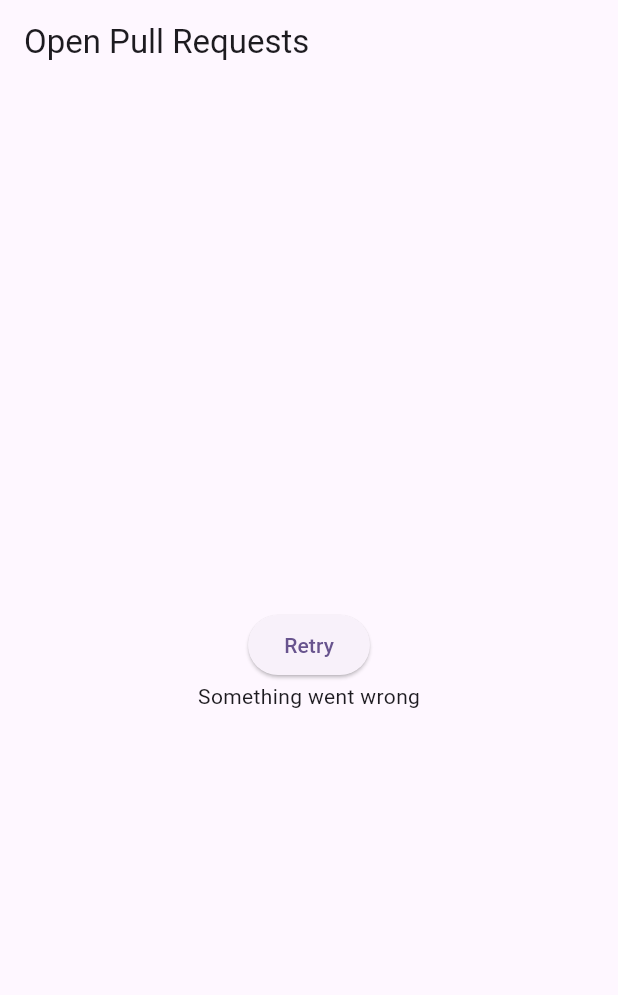
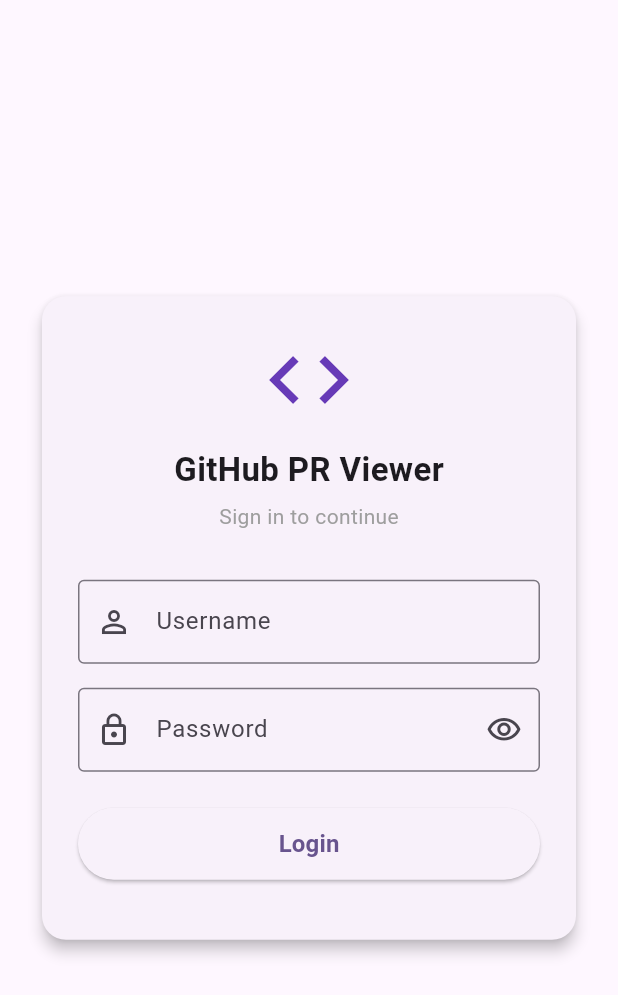
Before and after one commit to thisismanishrajput/github-pr-viewer, a Flutter app: the screen it shows after launch, on a phone screen of 412 x 824 dp. Shown: the top 995 px of the screen. Run offline on Flutter 3.47's test engine with Material 3 defaults, Android fonts, the phone set to English and light mode, and no system bars; our stand-ins replace animate_do, dio, equatable, flutter_bloc, flutter_secure_storage, get_it.

Commit message:
Added login functionality

```diff
--- /dev/null
+++ b/lib/app_entry_point.dart
@@ -0,0 +1,33 @@
+import 'package:flutter/material.dart';
+import 'package:flutter_bloc/flutter_bloc.dart';
+
+import 'features/auth/presentation/bloc/auth_bloc.dart';
+import 'features/auth/presentation/bloc/auth_state.dart';
+import 'features/auth/presentation/view/login_screen.dart';
+import 'features/pr-viewer/presentation/view/pr_viewer_screen.dart';
+
+class AppEntryPoint extends StatelessWidget {
+  const AppEntryPoint({super.key});
+
+  @override
+  Widget build(BuildContext context) {
+    return BlocBuilder<AuthBloc, AuthState>(
+      builder: (context, state) {
+        switch (state.status) {
+          case AuthStatus.loading:
+          case AuthStatus.initial:
+            return const Scaffold(
+              body: Center(child: CircularProgressIndicator()),
+            );
+
+          case AuthStatus.authenticated:
+            return const PullRequestScreen();
+
+          case AuthStatus.unauthenticated:
+          case AuthStatus.failure:
+            return const LoginScreen();
+        }
+      },
+    );
+  }
+}
--- /dev/null
+++ b/lib/features/auth/data/model/pr_viewer_model.dart
@@ -0,0 +1,47 @@
+class PullRequest {
+  final String? title;
+  final String? body;
+  final User? user;
+  final DateTime? createdAt;
+
+  PullRequest({
+    this.title,
+    this.body,
+    this.user,
+    this.createdAt,
+  });
+
+  factory PullRequest.fromJson(Map<String, dynamic> json) => PullRequest(
+    title: json["title"],
+    body: json["body"],
+    user: json["user"] == null ? null : User.fromJson(json["user"]),
+    createdAt: json["created_at"] == null ? null : DateTime.parse(json["created_at"]),
+  );
+
+  Map<String, dynamic> toJson() => {
+    "title": title,
+    "body": body,
+    "user": user?.toJson(),
+    "created_at": createdAt?.toIso8601String(),
+  };
+  // Helper method to parse list of pull requests
+  static List<PullRequest> fromJsonList(List<dynamic> jsonList) {
+    return jsonList.map((json) => PullRequest.fromJson(json as Map<String, dynamic>)).toList();
+  }
+}
+
+class User {
+  final String? login;
+
+  User({
+    this.login,
+  });
+
+  factory User.fromJson(Map<String, dynamic> json) => User(
+    login: json["login"],
+  );
+
+  Map<String, dynamic> toJson() => {
+    "login": login,
+  };
+}
--- /dev/null
+++ b/lib/features/auth/domain/repo/auth_repo.dart
@@ -0,0 +1,9 @@
+abstract class AuthRepo {
+  Future<bool> login({required String username, required String password});
+
+  Future<void> logout();
+
+  Future<bool> isLoggedIn();
+
+  Future<String?> getToken();
+}
--- /dev/null
+++ b/lib/features/auth/presentation/bloc/auth_event.dart
@@ -0,0 +1,12 @@
+abstract class AuthEvent {}
+
+class LoginRequested extends AuthEvent {
+  final String username;
+  final String password;
+
+  LoginRequested(this.username, this.password);
+}
+
+class LogoutRequested extends AuthEvent {}
+
+class CheckLoginStatus extends AuthEvent {}
--- /dev/null
+++ b/lib/features/auth/presentation/bloc/auth_state.dart
@@ -0,0 +1,29 @@
+
+
+enum StateUpdateStatus { none, updating, success, failed }
+
+enum AuthStatus { initial, loading, authenticated, unauthenticated, failure }
+
+class AuthState {
+  final AuthStatus status;
+  final String? token;
+  final String? error;
+
+  const AuthState({
+    this.status = AuthStatus.initial,
+    this.token,
+    this.error,
+  });
+
+  AuthState copyWith({
+    AuthStatus? status,
+    String? token,
+    String? error,
+  }) {
+    return AuthState(
+      status: status ?? this.status,
+      token: token ?? this.token,
+      error: error,
+    );
+  }
+}
--- /dev/null
+++ b/lib/features/auth/presentation/view/login_screen.dart
@@ -0,0 +1,134 @@
+import 'package:flutter/material.dart';
+import 'package:flutter_bloc/flutter_bloc.dart';
+import '../bloc/auth_bloc.dart';
+import '../bloc/auth_event.dart';
+import '../bloc/auth_state.dart';
+
+class LoginScreen extends StatefulWidget {
+  const LoginScreen({super.key});
+
+  @override
+  State<LoginScreen> createState() => _LoginScreenState();
+}
+
+class _LoginScreenState extends State<LoginScreen> {
+  final _formKey = GlobalKey<FormState>();
+  final _usernameController = TextEditingController();
+  final _passwordController = TextEditingController();
+
+  bool _obscurePassword = true;
+
+  @override
+  void dispose() {
+    _usernameController.dispose();
+    _passwordController.dispose();
+    super.dispose();
+  }
+
+  void _onLoginPressed() {
+    if (!_formKey.currentState!.validate()) return;
+
+    context.read<AuthBloc>().add(LoginRequested(_usernameController.text.trim(), _passwordController.text));
+  }
+
+  @override
+  Widget build(BuildContext context) {
+    return Scaffold(
+      body: BlocConsumer<AuthBloc, AuthState>(
+        listener: (context, state) {
+          if (state.status == AuthStatus.failure) {
+            ScaffoldMessenger.of(context).showSnackBar(SnackBar(content: Text(state.error ?? 'Login failed')));
+          }
+        },
+        builder: (context, state) {
+          return SafeArea(
+            child: Center(
+              child: SingleChildScrollView(
+                padding: const EdgeInsets.all(24),
+                child: Card(
+                  elevation: 4,
+                  shape: RoundedRectangleBorder(borderRadius: BorderRadius.circular(16)),
+                  child: Padding(
+                    padding: const EdgeInsets.all(24),
+                    child: Form(
+                      key: _formKey,
+                      child: Column(
+                        mainAxisSize: MainAxisSize.min,
+                        children: [
+                          const Icon(Icons.code, size: 64, color: Colors.deepPurple),
+
+                          const SizedBox(height: 12),
+
+                          const Text('GitHub PR Viewer', style: TextStyle(fontSize: 22, fontWeight: FontWeight.w600)),
+
+                          const SizedBox(height: 6),
+
+                          const Text('Sign in to continue', style: TextStyle(color: Colors.grey)),
+
+                          const SizedBox(height: 32),
+
+                          TextFormField(
+                            controller: _usernameController,
+                            decoration: const InputDecoration(labelText: 'Username', prefixIcon: Icon(Icons.person_outline), border: OutlineInputBorder()),
+                            validator: (value) {
+                              if (value == null || value.trim().isEmpty) {
+                                return 'Username is required';
+                              }
+                              return null;
+                            },
+                          ),
+
+                          const SizedBox(height: 16),
+
+                          TextFormField(
+                            controller: _passwordController,
+                            obscureText: _obscurePassword,
+                            decoration: InputDecoration(
+                              labelText: 'Password',
+                              prefixIcon: const Icon(Icons.lock_outline),
+                              suffixIcon: IconButton(
+                                icon: Icon(_obscurePassword ? Icons.visibility_outlined : Icons.visibility_off_outlined),
+                                onPressed: () {
+                                  setState(() {
+                                    _obscurePassword = !_obscurePassword;
+                                  });
+                                },
+                              ),
+                              border: const OutlineInputBorder(),
+                            ),
+                            validator: (value) {
+                              if (value == null || value.isEmpty) {
+                                return 'Password is required';
+                              }
+                              return null;
+                            },
+                          ),
+
+                          const SizedBox(height: 24),
+
+                          SizedBox(
+                            width: double.infinity,
+                            height: 48,
+                            child: ElevatedButton(
+                              onPressed: state.status == AuthStatus.loading ? null : _onLoginPressed,
+                              child: state.status == AuthStatus.loading
+                                  ? const SizedBox(height: 22, width: 22, child: CircularProgressIndicator(strokeWidth: 2, color: Colors.white))
+                                  : const Text('Login', style: TextStyle(fontSize: 16, fontWeight: FontWeight.w600)),
+                            ),
+                          ),
+
+                          const SizedBox(height: 16),
+
+                        ],
+                      ),
+                    ),
+                  ),
+                ),
+              ),
+            ),
+          );
+        },
+      ),
+    );
+  }
+}
--- a/lib/features/pr-viewer/data/repo_impl/pr_viewer_repo_impl.dart
+++ b/lib/features/pr-viewer/data/repo_impl/pr_viewer_repo_impl.dart
@@ -1,5 +1,4 @@
 import 'dart:async';
-import 'dart:developer';
 import 'package:github_pr_viewer/utility/result.dart';
 
 import '../../../../api_integration/api_constants.dart';
@@ -17,8 +16,7 @@ class PrViewerRepoImpl extends PrViewerRepo {
 
     // First check if it's a Failure, then cast to access message
     if (result is Failure) {
-      log("result.message: ${(result as Failure).message}");
-      return Failure((result as Failure).message);
+      return Failure((result).message);
     }
 
     final data = (result as Success).data;
--- a/lib/main.dart
+++ b/lib/main.dart
@@ -1,11 +1,18 @@
-import 'package:github_pr_viewer/features/pr-viewer/presentation/bloc/pr_viewer_bloc.dart';
-import 'package:github_pr_viewer/services/service_locator.dart';
 import 'package:flutter/material.dart';
 import 'package:flutter_bloc/flutter_bloc.dart';
-import 'features/pr-viewer/presentation/view/pr_viewer_screen.dart';
+
+import 'app_entry_point.dart';
+import 'services/service_locator.dart';
+
+// Auth
+import 'features/auth/presentation/bloc/auth_bloc.dart';
+import 'features/auth/presentation/bloc/auth_event.dart';
+
+// PR Viewer
+import 'features/pr-viewer/presentation/bloc/pr_viewer_bloc.dart';
 
 void main() {
-  init();
+  init(); // service locator init
   runApp(const MyApp());
 }
 
@@ -14,17 +21,21 @@ class MyApp extends StatelessWidget {
 
   @override
   Widget build(BuildContext context) {
-    return MaterialApp(
-      debugShowCheckedModeBanner: false,
-        title: 'GITHUB PR-Viewer',
+    return MultiBlocProvider(
+      providers: [
+        BlocProvider(create: (_)=> serviceLocator<AuthBloc>()..add(CheckLoginStatus())),
+        BlocProvider(create: (_)=> PrViewerBloc()),
+      ],
+      child: MaterialApp(
+        debugShowCheckedModeBanner: false,
+        title: 'GitHub PR Viewer',
         theme: ThemeData(
-          colorScheme: ColorScheme.fromSeed(seedColor: Colors.deepPurple),
+          colorScheme:
+          ColorScheme.fromSeed(seedColor: Colors.deepPurple),
           useMaterial3: true,
         ),
-        home: BlocProvider(
-          create: (context) => PrViewerBloc(),
-          child: PullRequestScreen(),
-        )
+        home:  AppEntryPoint(),
+      ),
     );
   }
 }
--- a/pubspec.yaml
+++ b/pubspec.yaml
@@ -39,6 +39,7 @@ dependencies:
   equatable: ^2.0.7
   flutter_bloc: ^9.1.1
   animate_do: ^4.2.0
+  flutter_secure_storage: ^10.0.0
 
 dev_dependencies:
   flutter_test:
```
Also changed, not shown: lib/features/auth/data/repo_impl/auth_repo_impl.dart (added, +43 -0 lines), lib/features/auth/data/service/auth_local_service.dart (added, +19 -0 lines), lib/features/auth/presentation/bloc/auth_bloc.dart (added, +63 -0 lines), lib/features/pr-viewer/presentation/view/pr_viewer_screen.dart (+15 -2 lines), lib/services/service_locator.dart (+7 -1 lines), pubspec.lock, 4 other files.
